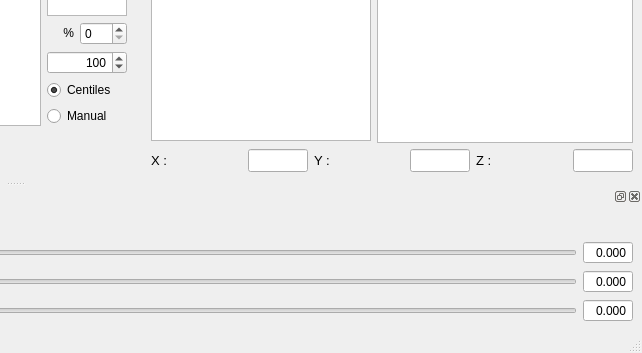
Ulm-IQO/qudi, file gui/Confocal/ConfocalGuiUI.ui: the form before one commit; both pictures show x 613 to 1255 and y 565 to 918 of the 1255 by 918 pixel window.
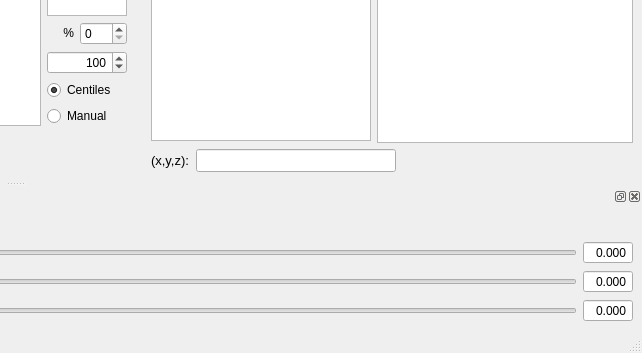
The form after the commit. Icons and pictures are not drawn. Custom widgets are drawn as their Qt base class.

Commit message: Improved the refocus (x,y,z) position display (it is now easier to copy and paste into wiki logs).  Added the same display for active POI in the POI manager gui.

What changed in the file:
```diff
--- a/gui/Confocal/ConfocalGuiUI.ui
+++ b/gui/Confocal/ConfocalGuiUI.ui
@@ -673,7 +673,7 @@
       </layout>
      </item>
      <item>
-      <layout class="QHBoxLayout" name="horizontalLayout_13" stretch="0,1,0,1,0,1">
+      <layout class="QHBoxLayout" name="horizontalLayout_13" stretch="0,1,0">
        <item>
         <widget class="QLabel" name="label_9">
          <property name="font">
@@ -682,7 +682,7 @@
           </font>
          </property>
          <property name="text">
-          <string>X :</string>
+          <string>(x,y,z):</string>
          </property>
         </widget>
        </item>
@@ -690,7 +690,7 @@
         <widget class="QLineEdit" name="x_refocus_position_ViewWidget_2">
          <property name="maximumSize">
           <size>
-           <width>60</width>
+           <width>200</width>
            <height>16777215</height>
           </size>
          </property>
@@ -705,70 +705,17 @@
         </widget>
        </item>
        <item>
-        <widget class="QLabel" name="label_10">
-         <property name="font">
-          <font>
-           <pointsize>10</pointsize>
-          </font>
+        <spacer name="horizontalSpacer_6">
+         <property name="orientation">
+          <enum>Qt::Horizontal</enum>
          </property>
-         <property name="text">
-          <string>Y :</string>
-         </property>
-        </widget>
-       </item>
-       <item>
-        <widget class="QLineEdit" name="y_refocus_position_ViewWidget_2">
-         <property name="maximumSize">
+         <property name="sizeHint" stdset="0">
           <size>
-           <width>60</width>
-           <height>16777215</height>
+           <width>40</width>
+           <height>20</height>
           </size>
          </property>
-         <property name="font">
-          <font>
-           <pointsize>10</pointsize>
-          </font>
-         </property>
-         <property name="readOnly">
-          <bool>true</bool>
-         </property>
-        </widget>
-       </item>
-       <item>
-        <widget class="QLabel" name="label_11">
-         <property name="font">
-          <font>
-           <pointsize>10</pointsize>
-          </font>
-         </property>
-         <property name="text">
-          <string>Z :</string>
-         </property>
-        </widget>
-       </item>
-       <item>
-        <widget class="QLineEdit" name="z_refocus_position_ViewWidget_2">
-         <property name="maximumSize">
-          <size>
-           <width>60</width>
-           <height>16777215</height>
-          </size>
-         </property>
-         <property name="baseSize">
-          <size>
-           <width>0</width>
-           <height>0</height>
-          </size>
-         </property>
-         <property name="font">
-          <font>
-           <pointsize>10</pointsize>
-          </font>
-         </property>
-         <property name="readOnly">
-          <bool>true</bool>
-         </property>
-        </widget>
+        </spacer>
        </item>
       </layout>
      </item>
```
Left out of the diff: 5 changed lines with no effect on the pictures. The commit also changes 5 other files.
